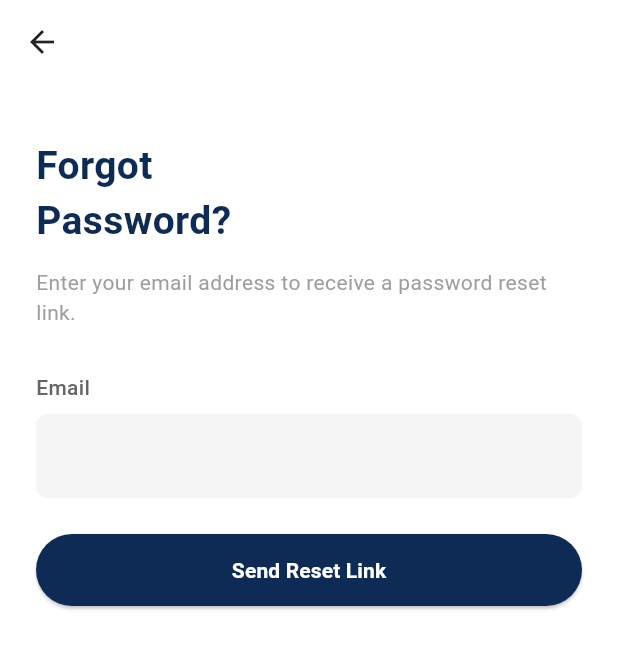
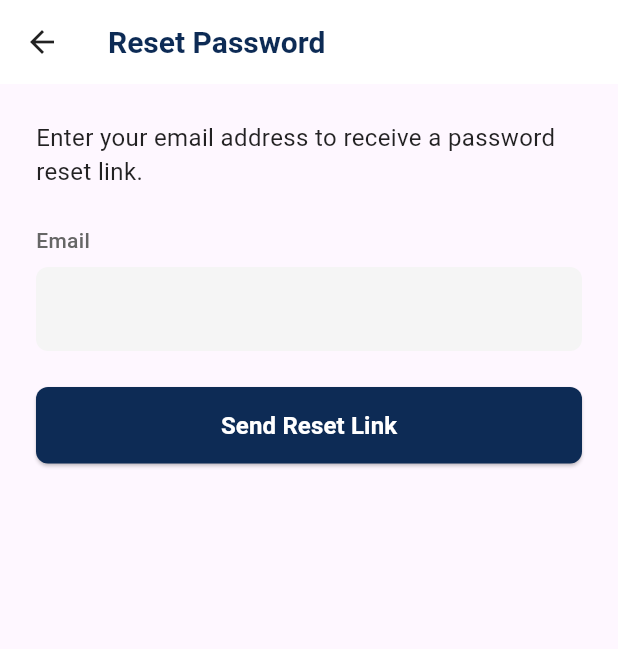
Before and after one commit to Haiderali27-hub/listenup, a Flutter app: the LoginScreen screen opened by its route, after a tap on "Forgot Password / Login Issue?", on a phone screen of 412 x 824 dp. Shown: the top 649 px of the screen. Run offline on Flutter 3.47's test engine with Material 3 defaults, Android fonts, the phone set to English and light mode, and no system bars; our stand-ins replace firebase_auth, firebase_core, get, permission_handler; missing offline and left inert: flutter_sound; accounts and stored records are empty.

Commit message:
added the reset password feature

```diff
--- a/lib/main.dart
+++ b/lib/main.dart
@@ -9,6 +9,7 @@ import 'screens/auth/signup_screen.dart';
 import 'screens/home/home_screen.dart';
 import 'screens/onboarding/onboarding_screen.dart';
 import 'screens/splash/splash_screen.dart';
+import 'screens/auth/reset_password_screen.dart';
 
 void main() async {
   WidgetsFlutterBinding.ensureInitialized();
@@ -34,6 +35,7 @@ class MyApp extends StatelessWidget {
         GetPage(name: AppRoutes.login, page: () => const LoginScreen()),
         GetPage(name: AppRoutes.signup, page: () => const SignupScreen()),
         GetPage(name: AppRoutes.home, page: () => const HomeScreen()),
+        GetPage(name: AppRoutes.resetPassword, page: () => const ResetPasswordScreen()),
       ],
     );
   }
--- a/lib/routes/app_routes.dart
+++ b/lib/routes/app_routes.dart
@@ -6,4 +6,5 @@ class AppRoutes {
   static const String home = '/home';
   static const String profile = '/profile';
   static const String settings = '/settings';
+  static const String resetPassword = '/reset-password';
 }
--- a/lib/screens/auth/forgot_password_screen.dart
+++ /dev/null
@@ -1,109 +0,0 @@
-import 'package:flutter/material.dart';
-import 'package:sound_app/widgets/custom_text_field.dart';
-import 'package:sound_app/widgets/primary_button.dart';
-
-class ForgotPasswordScreen extends StatefulWidget {
-  const ForgotPasswordScreen({super.key});
-
-  @override
-  State<ForgotPasswordScreen> createState() => _ForgotPasswordScreenState();
-}
-
-class _ForgotPasswordScreenState extends State<ForgotPasswordScreen> {
-  final TextEditingController _emailController = TextEditingController();
-  String? _emailError;
-
-  @override
-  void dispose() {
-    _emailController.dispose();
-    super.dispose();
-  }
-
-  void _handleSubmit() {
-    setState(() {
-      _emailError = null;
-    });
-
-    // Basic email validation
-    if (_emailController.text.isEmpty) {
-      setState(() {
-        _emailError = 'Email is required';
-      });
-      return;
-    }
-
-    if (!_emailController.text.contains('@')) {
-      setState(() {
-        _emailError = 'Please enter a valid email';
-      });
-      return;
-    }
-
-    // TODO: Implement password reset logic
-    // For now, just show a success message
-    ScaffoldMessenger.of(context).showSnackBar(
-      const SnackBar(
-        content: Text('Password reset link sent to your email'),
-        backgroundColor: Color(0xFF2BA57C),
-      ),
-    );
-
-    // Go back to login screen after showing message
-    Future.delayed(const Duration(seconds: 2), () {
-      Navigator.pop(context);
-    });
-  }
-
-  @override
-  Widget build(BuildContext context) {
-    return Scaffold(
-      backgroundColor: Colors.white,
-      appBar: AppBar(
-        backgroundColor: Colors.white,
-        elevation: 0,
-        leading: IconButton(
-          icon: const Icon(Icons.arrow_back, color: Colors.black87),
-          onPressed: () => Navigator.pop(context),
-        ),
-      ),
-      body: SafeArea(
-        child: Padding(
-          padding: const EdgeInsets.symmetric(horizontal: 24, vertical: 36),
-          child: Column(
-            crossAxisAlignment: CrossAxisAlignment.start,
-            children: [
-              const Text(
-                'Forgot\nPassword?',
-                style: TextStyle(
-                  fontSize: 26,
-                  fontWeight: FontWeight.bold,
-                  color: Color(0xFF0D2B55),
-                ),
-              ),
-              const SizedBox(height: 12),
-              const Text(
-                'Enter your email address to receive a password reset link.',
-                style: TextStyle(
-                  fontSize: 14,
-                  color: Colors.grey,
-                ),
-              ),
-              const SizedBox(height: 30),
-              CustomTextField(
-                labelText: 'Email',
-                keyboardType: TextInputType.emailAddress,
-                errorText: _emailError,
-                controller: _emailController,
-              ),
-              const SizedBox(height: 24),
-              PrimaryButton(
-                text: 'Send Reset Link',
-                onPressed: _handleSubmit,
-              ),
-            ],
-          ),
-        ),
-      ),
-    );
-  }
-}
--- a/lib/screens/auth/login_screen.dart
+++ b/lib/screens/auth/login_screen.dart
@@ -4,7 +4,7 @@ import 'package:get/get.dart';
 import '../../core/services/firebase_service.dart';
 import '../../routes/app_routes.dart';
 import '../../widgets/custom_text_field.dart';
-import 'forgot_password_screen.dart';
+import 'reset_password_screen.dart';
 
 class LoginScreen extends StatefulWidget {
   const LoginScreen({super.key});
@@ -98,7 +98,7 @@ class _LoginScreenState extends State<LoginScreen> {
                     Navigator.push(
                       context,
                       MaterialPageRoute(
-                        builder: (context) => const ForgotPasswordScreen(),
+                        builder: (context) => const ResetPasswordScreen(),
                       ),
                     );
                   },
--- /dev/null
+++ b/lib/screens/auth/reset_password_screen.dart
@@ -0,0 +1,174 @@
+import 'package:flutter/material.dart';
+import 'package:get/get.dart';
+import 'package:sound_app/core/services/firebase_service.dart';
+import 'package:sound_app/core/utils/validators.dart';
+import 'package:sound_app/widgets/custom_text_field.dart';
+
+class ResetPasswordScreen extends StatefulWidget {
+  const ResetPasswordScreen({super.key});
+
+  @override
+  State<ResetPasswordScreen> createState() => _ResetPasswordScreenState();
+}
+
+class _ResetPasswordScreenState extends State<ResetPasswordScreen> {
+  final _formKey = GlobalKey<FormState>();
+  final _emailController = TextEditingController();
+  final _firebaseService = FirebaseService();
+  bool _isLoading = false;
+  bool _emailSent = false;
+
+  @override
+  void dispose() {
+    _emailController.dispose();
+    super.dispose();
+  }
+
+  Future<void> _sendResetLink() async {
+    if (!_formKey.currentState!.validate()) return;
+    setState(() {
+      _isLoading = true;
+    });
+    try {
+      await _firebaseService.sendPasswordResetCode(_emailController.text.trim());
+      setState(() {
+        _emailSent = true;
+      });
+    } catch (e) {
+      // Error is already handled by FirebaseService with a snackbar
+      setState(() {
+        _emailSent = false;
+      });
+    } finally {
+      setState(() {
+        _isLoading = false;
+      });
+    }
+  }
+
+  @override
+  Widget build(BuildContext context) {
+    return Scaffold(
+      appBar: AppBar(
+        backgroundColor: Colors.white,
+        elevation: 0,
+        leading: IconButton(
+          icon: const Icon(Icons.arrow_back, color: Colors.black87),
+          onPressed: () => Navigator.pop(context),
+        ),
+        title: const Text(
+          'Reset Password',
+          style: TextStyle(
+            color: Color(0xFF0D2B55),
+            fontSize: 20,
+            fontWeight: FontWeight.w600,
+          ),
+        ),
+      ),
+      body: SingleChildScrollView(
+        child: Padding(
+          padding: const EdgeInsets.all(24.0),
+          child: _emailSent
+              ? Column(
+                  crossAxisAlignment: CrossAxisAlignment.start,
+                  children: [
+                    const SizedBox(height: 40),
+                    const Icon(Icons.email, color: Color(0xFF0D2B55), size: 60),
+                    const SizedBox(height: 24),
+                    const Text(
+                      'Check your email for a password reset link.',
+                      style: TextStyle(
+                        fontSize: 18,
+                        color: Colors.black87,
+                        fontWeight: FontWeight.w500,
+                      ),
+                    ),
+                    const SizedBox(height: 12),
+                    const Text(
+                      'Click the link in the email to reset your password. The link will expire after a short time.',
+                      style: TextStyle(fontSize: 15, color: Colors.black54),
+                    ),
+                    const SizedBox(height: 32),
+                    SizedBox(
+                      width: double.infinity,
+                      child: ElevatedButton(
+                        onPressed: () {
+                          Navigator.of(context).popUntil((route) => route.isFirst);
+                        },
+                        style: ElevatedButton.styleFrom(
+                          backgroundColor: const Color(0xFF0D2B55),
+                          padding: const EdgeInsets.symmetric(vertical: 14),
+                          shape: RoundedRectangleBorder(
+                            borderRadius: BorderRadius.circular(8),
+                          ),
+                        ),
+                        child: const Text(
+                          'Back to Login',
+                          style: TextStyle(
+                            color: Colors.white,
+                            fontSize: 16,
+                            fontWeight: FontWeight.w600,
+                          ),
+                        ),
+                      ),
+                    ),
+                  ],
+                )
+              : Form(
+                  key: _formKey,
+                  child: Column(
+                    crossAxisAlignment: CrossAxisAlignment.start,
+                    children: [
+                      const Text(
+                        'Enter your email address to receive a password reset link.',
+                        style: TextStyle(
+                          fontSize: 16,
+                          color: Colors.black87,
+                        ),
+                      ),
+                      const SizedBox(height: 24),
+                      CustomTextField(
+                        labelText: 'Email',
+                        controller: _emailController,
+                        keyboardType: TextInputType.emailAddress,
+                        validator: Validators.validateEmail,
+                      ),
+                      const SizedBox(height: 24),
+                      SizedBox(
+                        width: double.infinity,
+                        child: ElevatedButton(
+                          onPressed: _isLoading ? null : _sendResetLink,
+                          style: ElevatedButton.styleFrom(
+                            backgroundColor: const Color(0xFF0D2B55),
+                            padding: const EdgeInsets.symmetric(vertical: 14),
+                            shape: RoundedRectangleBorder(
+                              borderRadius: BorderRadius.circular(8),
+                            ),
+                          ),
+                          child: _isLoading
+                              ? const SizedBox(
+                                  width: 20,
+                                  height: 20,
+                                  child: CircularProgressIndicator(
+                                    strokeWidth: 2,
+                                    valueColor: AlwaysStoppedAnimation<Color>(Colors.white),
+                                  ),
+                                )
+                              : const Text(
+                                  'Send Reset Link',
+                                  style: TextStyle(
+                                    color: Colors.white,
+                                    fontSize: 16,
+                                    fontWeight: FontWeight.w600,
+                                  ),
+                                ),
+                        ),
+                      ),
+                    ],
+                  ),
+                ),
+        ),
+      ),
+    );
+  }
+}
```
Also changed, not shown: lib/core/services/firebase_service.dart (+68 -0 lines), pubspec.yaml (+5 -5 lines).
